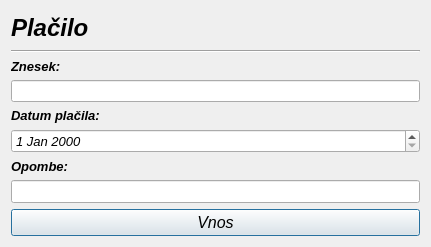
First picture: the form in placiloracuna.ui, repository MaxMaxy/racun, before the edit.
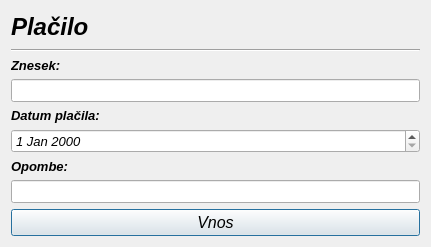
Second picture: the form after the edit.

```diff
--- a/placiloracuna.ui
+++ b/placiloracuna.ui
@@ -10,6 +10,13 @@
     <height>247</height>
    </rect>
   </property>
+  <property name="font">
+   <font>
+    <family>MS Sans Serif</family>
+    <pointsize>10</pointsize>
+    <italic>true</italic>
+   </font>
+  </property>
   <property name="windowTitle">
    <string>Dialog</string>
   </property>
@@ -73,7 +80,7 @@
         <widget class="QLineEdit" name="lineEdit">
          <property name="font">
           <font>
-           <family>Arial</family>
+           <family>MS Sans Serif</family>
            <italic>true</italic>
           </font>
          </property>
```
Left out of the diff: 4 changed lines with no effect on the pictures.
